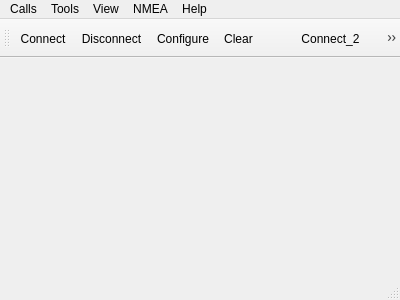
This is Formulars/Main_Window/mainwindow.ui in DartORIus/QAzimuth as Qt 5 draws it before an edit. The edited form follows.
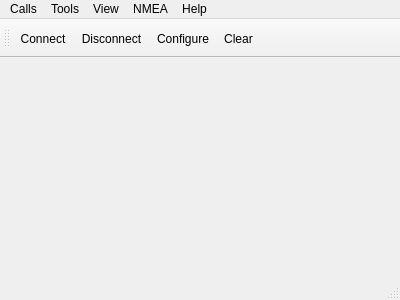
This is the edited form. Icons and pictures are not drawn.

Diff of the .ui file:
```diff
--- a/Formulars/Main_Window/mainwindow.ui
+++ b/Formulars/Main_Window/mainwindow.ui
@@ -77,9 +77,6 @@
    <addaction name="actionConfigure_1"/>
    <addaction name="action"/>
    <addaction name="action_3"/>
-   <addaction name="actionConnect_2"/>
-   <addaction name="actionDisconnect_2"/>
-   <addaction name="actionConfigure_2"/>
   </widget>
   <action name="actionAbout">
    <property name="text">
@@ -202,33 +199,6 @@
     <string/>
    </property>
   </action>
-  <action name="actionConnect_2">
-   <property name="icon">
-    <iconset resource="../../terminal.qrc">
-     <normaloff>:/images/connect.png</normaloff>:/images/connect.png</iconset>
-   </property>
-   <property name="text">
-    <string>Connect_2</string>
-   </property>
-  </action>
-  <action name="actionDisconnect_2">
-   <property name="icon">
-    <iconset resource="../../terminal.qrc">
-     <normaloff>:/images/disconnect.png</normaloff>:/images/disconnect.png</iconset>
-   </property>
-   <property name="text">
-    <string>Disconnect_2</string>
-   </property>
-  </action>
-  <action name="actionConfigure_2">
-   <property name="icon">
-    <iconset resource="../../terminal.qrc">
-     <normaloff>:/images/settings.png</normaloff>:/images/settings.png</iconset>
-   </property>
-   <property name="text">
-    <string>Configure_2</string>
-   </property>
-  </action>
  </widget>
  <layoutdefault spacing="6" margin="11"/>
  <resources>
```
